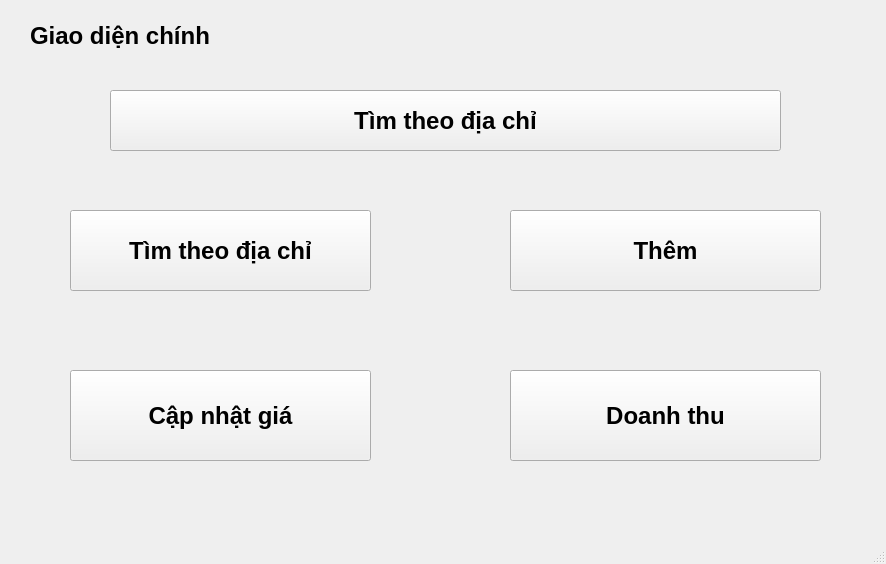
LeTuan-iu-HKN/GUI-, file ThuNg/mainwindow.ui: the form before one commit.
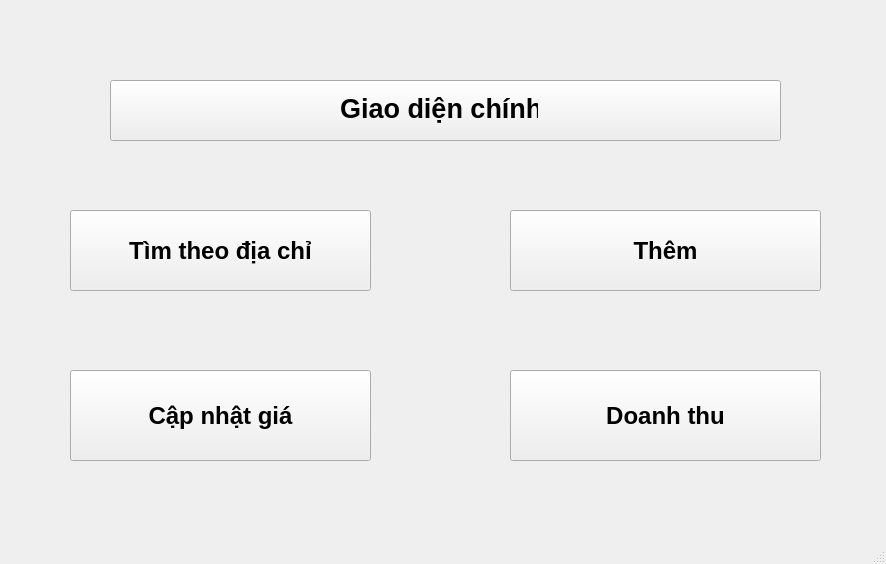
The form after the commit.

The edit to the form file:
```diff
--- a/ThuNg/mainwindow.ui
+++ b/ThuNg/mainwindow.ui
@@ -38,16 +38,16 @@
      <widget class="QLabel" name="label0">
       <property name="geometry">
        <rect>
-        <x>20</x>
-        <y>20</y>
-        <width>191</width>
-        <height>31</height>
+        <x>330</x>
+        <y>90</y>
+        <width>198</width>
+        <height>36</height>
        </rect>
       </property>
       <property name="font">
        <font>
         <family>Segoe UI</family>
-        <pointsize>18</pointsize>
+        <pointsize>20</pointsize>
         <bold>true</bold>
        </font>
       </property>
@@ -59,7 +59,7 @@
       <property name="geometry">
        <rect>
         <x>100</x>
-        <y>90</y>
+        <y>80</y>
         <width>671</width>
         <height>61</height>
        </rect>
@@ -72,7 +72,7 @@
        </font>
       </property>
       <property name="text">
-       <string>Tìm theo địa chỉ</string>
+       <string/>
       </property>
      </widget>
      <widget class="QPushButton" name="pushButton_2">
@@ -155,6 +155,12 @@
        <string>Doanh thu</string>
       </property>
      </widget>
+     <zorder>pushButton_1</zorder>
+     <zorder>label0</zorder>
+     <zorder>pushButton_2</zorder>
+     <zorder>pushButton_3</zorder>
+     <zorder>pushButton_4</zorder>
+     <zorder>pushButton_5</zorder>
     </widget>
     <widget class="QWidget" name="Them1">
      <widget class="QLabel" name="label0_2">
```
